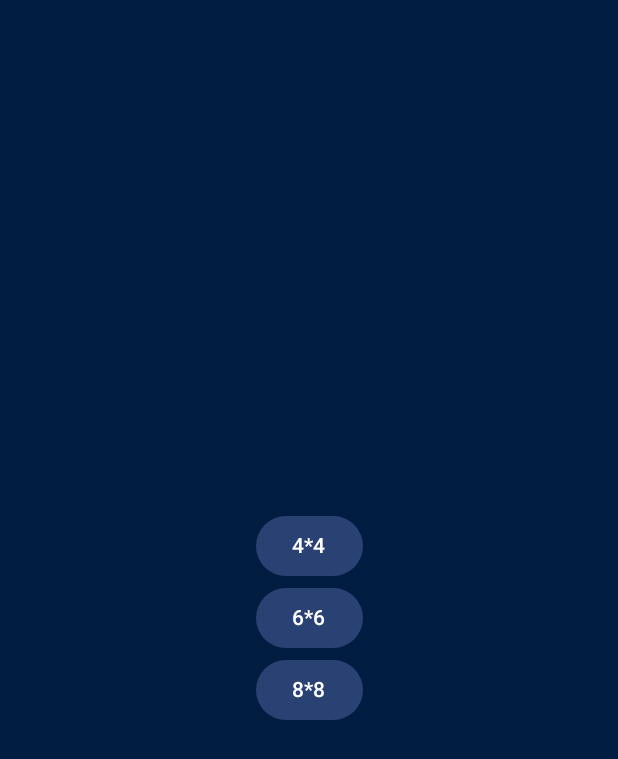
After one commit to HakanAkduman/MemoryGame, an Android app built with Jetpack Compose: the LevelScreen screen opened through its navigation route, on a phone screen of 412 x 824 dp. The commit adds this screen. Shown: the top 759 px of the screen. Run offline under Robolectric (Android 15) with nearby library versions, the phone set to English and light mode, and no system bars.

Commit message:
Login and Level screen design have done basically

```diff
--- a/app/src/main/java/com/example/memorygame/MainActivity.kt
+++ b/app/src/main/java/com/example/memorygame/MainActivity.kt
@@ -3,6 +3,7 @@ package com.example.memorygame
 import android.os.Bundle
 import androidx.activity.ComponentActivity
 import androidx.activity.compose.setContent
+import androidx.compose.foundation.layout.Column
 import androidx.compose.foundation.layout.fillMaxSize
 import androidx.compose.material3.MaterialTheme
 import androidx.compose.material3.Surface
@@ -10,37 +11,52 @@ import androidx.compose.material3.Text
 import androidx.compose.runtime.Composable
 import androidx.compose.ui.Modifier
 import androidx.compose.ui.tooling.preview.Preview
+import androidx.navigation.NavType
+import androidx.navigation.compose.NavHost
+import androidx.navigation.compose.composable
+import androidx.navigation.compose.rememberNavController
+import androidx.navigation.navArgument
+import com.example.memorygame.View.GameScreen
+import com.example.memorygame.View.LevelScreen
+import com.example.memorygame.View.LoginScreen
+import com.example.memorygame.ViewModel.LevelScreenViewModel
+import com.example.memorygame.ViewModel.LoginScreenViewModel
 import com.example.memorygame.ui.theme.MemoryGameTheme
 
 class MainActivity : ComponentActivity() {
     override fun onCreate(savedInstanceState: Bundle?) {
         super.onCreate(savedInstanceState)
         setContent {
+
             MemoryGameTheme {
-                // A surface container using the 'background' color from the theme
-                Surface(
-                    modifier = Modifier.fillMaxSize(),
-                    color = MaterialTheme.colorScheme.background
-                ) {
-                    Greeting("Android")
+                Column(modifier = Modifier.fillMaxSize()) {
+                    val navController= rememberNavController()
+                    NavHost(navController =navController , startDestination ="LoginScreen" ){
+                        composable("LoginScreen"){
+                            LoginScreen(navController = navController)
+                        }
+                        composable("GameScreen/{level}", arguments = listOf(
+                            navArgument("level"){
+                                type= NavType.IntType
+                            }
+                        )){
+                            val level=it.arguments!!.getInt("level")
+                            GameScreen(navController = navController, level = level)
+                        }
+                        composable("LevelScreen"){
+                            LevelScreen(navController = navController)
+                        }
+                    }
                 }
             }
         }
     }
 }
 
-@Composable
-fun Greeting(name: String, modifier: Modifier = Modifier) {
-    Text(
-        text = "Hello $name!",
-        modifier = modifier
-    )
-}
+
 
 @Preview(showBackground = true)
 @Composable
 fun GreetingPreview() {
-    MemoryGameTheme {
-        Greeting("Android")
-    }
+
 }
--- /dev/null
+++ b/app/src/main/java/com/example/memorygame/View/LevelScreen.kt
@@ -0,0 +1,75 @@
+package com.example.memorygame.View
+
+import androidx.compose.animation.core.animateFloatAsState
+import androidx.compose.foundation.background
+import androidx.compose.foundation.layout.Arrangement
+import androidx.compose.foundation.layout.Box
+import androidx.compose.foundation.layout.Column
+import androidx.compose.foundation.layout.fillMaxSize
+import androidx.compose.foundation.layout.size
+import androidx.compose.material3.Button
+import androidx.compose.material3.Card
+import androidx.compose.material3.Text
+import androidx.compose.runtime.Composable
+import androidx.compose.runtime.LaunchedEffect
+import androidx.compose.runtime.getValue
+import androidx.compose.runtime.mutableStateOf
+import androidx.compose.runtime.remember
+import androidx.compose.runtime.setValue
+import androidx.compose.ui.Alignment
+import androidx.compose.ui.Modifier
+import androidx.compose.ui.graphics.Color
+import androidx.compose.ui.graphics.graphicsLayer
+import androidx.compose.ui.platform.LocalContext
+import androidx.compose.ui.tooling.preview.Preview
+import androidx.compose.ui.unit.dp
+import androidx.navigation.NavController
+import com.example.memorygame.ui.theme.BackGround
+import com.example.memorygame.ui.theme._4
+import com.example.memorygame.ui.theme._6
+import com.example.memorygame.ui.theme._8
+import com.example.memorygame.ui.theme.how_to_play
+import com.example.memorygame.ui.theme.play
+import kotlinx.coroutines.delay
+
+@Composable
+fun LevelScreen(navController: NavController){
+    LevelScreenGenerate(navController = navController)
+}
+
+@Composable
+fun LevelScreenGenerate(navController: NavController){
+    Column(
+        modifier = Modifier
+            .fillMaxSize()
+            .background(BackGround),
+        verticalArrangement = Arrangement.Center,
+        horizontalAlignment = Alignment.CenterHorizontally
+    ) {
+        Card() {
+
+        }
+        Button(onClick = {
+
+        }) {
+            Text(_4)
+        }
+        Button(onClick = {
+
+        }) {
+            Text(_6)
+        }
+        Button(onClick = {
+
+        }) {
+            Text(_8)
+        }
+    }
+
+}
+
+@Preview(showBackground = true)
+@Composable
+fun LevelPreview() {
+    LevelScreenGenerate(navController = NavController(LocalContext.current))
+}
--- /dev/null
+++ b/app/src/main/java/com/example/memorygame/View/LoginScreen.kt
@@ -0,0 +1,64 @@
+package com.example.memorygame.View
+
+import androidx.compose.animation.core.animateFloatAsState
+import androidx.compose.animation.slideInHorizontally
+import androidx.compose.animation.slideOutHorizontally
+import androidx.compose.foundation.background
+import androidx.compose.foundation.layout.Arrangement
+import androidx.compose.foundation.layout.Box
+import androidx.compose.foundation.layout.Column
+import androidx.compose.foundation.layout.fillMaxSize
+import androidx.compose.foundation.layout.size
+import androidx.compose.material3.Button
+import androidx.compose.material3.Text
+import androidx.compose.runtime.Composable
+import androidx.compose.runtime.LaunchedEffect
+import androidx.compose.runtime.mutableStateOf
+import androidx.compose.runtime.remember
+import androidx.compose.ui.Alignment
+import androidx.compose.ui.Modifier
+import androidx.compose.ui.graphics.Color
+import androidx.compose.ui.platform.LocalContext
+import androidx.compose.ui.tooling.preview.Preview
+import androidx.compose.ui.unit.dp
+import androidx.navigation.NavController
+import com.example.memorygame.ui.theme.BackGround
+import com.example.memorygame.ui.theme.MemoryGameTheme
+import com.example.memorygame.ui.theme.how_to_play
+import com.example.memorygame.ui.theme.play
+import kotlinx.coroutines.delay
+
+@Composable
+fun LoginScreen(navController: NavController) {
+    LoginScreenGenerate(navController = navController)
+}
+
+@Composable
+fun LoginScreenGenerate(navController: NavController) {
+    Column(
+        modifier = Modifier
+            .fillMaxSize()
+            .background(BackGround),
+        verticalArrangement = Arrangement.Center,
+        horizontalAlignment = Alignment.CenterHorizontally
+    ) {
+        Button(onClick = {
+            navController.navigate("LevelScreen")
+        }) {
+            Text(text = play)
+        }
+        Button(onClick = {
+
+        }) {
+            Text(text = "How to Play")
+        }
+    }
+}
+
+
+
+@Preview(showBackground = true)
+@Composable
+fun LoginPreview() {
+    LoginScreenGenerate(navController = NavController(LocalContext.current))
+}
--- /dev/null
+++ b/app/src/main/java/com/example/memorygame/ViewModel/GameScreenViewModel.kt
@@ -0,0 +1,4 @@
+package com.example.memorygame.ViewModel
+
+class GameScreenViewModel {
+}
--- /dev/null
+++ b/app/src/main/java/com/example/memorygame/ViewModel/LevelScreenViewModel.kt
@@ -0,0 +1,4 @@
+package com.example.memorygame.ViewModel
+
+class LevelScreenViewModel {
+}
--- /dev/null
+++ b/app/src/main/java/com/example/memorygame/ViewModel/LoginScreenViewModel.kt
@@ -0,0 +1,4 @@
+package com.example.memorygame.ViewModel
+
+class LoginScreenViewModel {
+}
--- a/app/src/main/java/com/example/memorygame/ui/theme/Color.kt
+++ b/app/src/main/java/com/example/memorygame/ui/theme/Color.kt
@@ -9,3 +9,4 @@ val Pink80 = Color(0xFFEFB8C8)
 val Purple40 = Color(0xFF6650a4)
 val PurpleGrey40 = Color(0xFF625b71)
 val Pink40 = Color(0xFF7D5260)
+val BackGround = Color(0xFF001D41)
--- /dev/null
+++ b/app/src/main/java/com/example/memorygame/ui/theme/String.kt
@@ -0,0 +1,7 @@
+package com.example.memorygame.ui.theme
+
+const val play="Play"
+const val how_to_play="How to Play"
+const val _4="4*4"
+const val _6="6*6"
+const val _8="8*8"
```
Also changed, not shown: app/src/main/java/com/example/memorygame/View/GameScreen.kt (added, +9 -0 lines).
